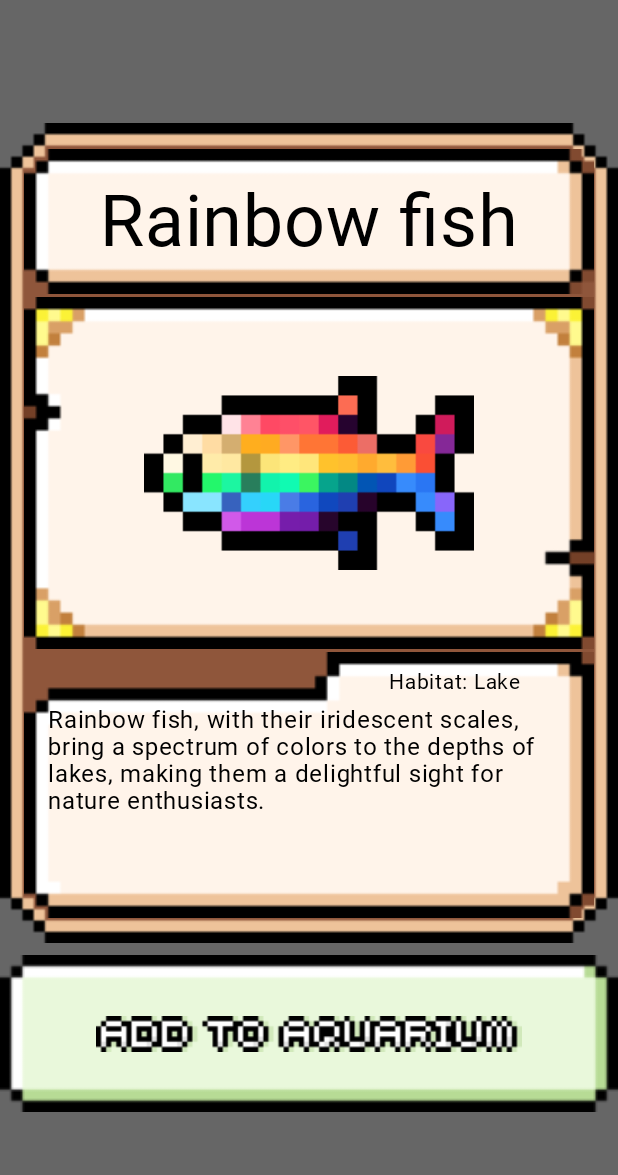
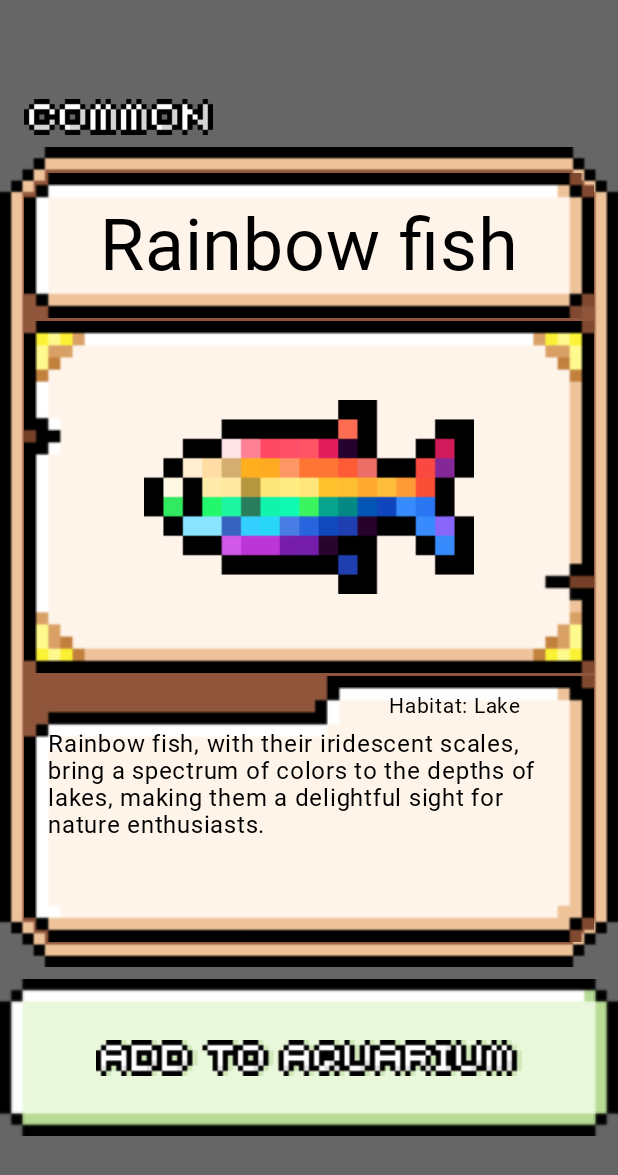
Before and after one commit to kwakyongwoo/Aquarium-Widget-Android, an Android app built with Jetpack Compose: the @Preview function FishDialogPreviewHeight, on a phone screen of 412 x 824 dp. Shown: the top 1175 px of the screen. Run offline under Robolectric (Android 15) with nearby library versions, the phone set to English and light mode, and no system bars; our stand-ins replace Dagger/Hilt's generated code; Roboto replaces fonts that are not available here.

Commit message:
[feature] FishDetailDialog - add rarity title

```diff
--- a/feature/fish/src/main/kotlin/com/dyddyd/aquariumwidget/feature/fish/FishDialog.kt
+++ b/feature/fish/src/main/kotlin/com/dyddyd/aquariumwidget/feature/fish/FishDialog.kt
@@ -1,12 +1,14 @@
 package com.dyddyd.aquariumwidget.feature.fish
 
 import android.util.Log
+import androidx.compose.foundation.Image
 import androidx.compose.foundation.background
 import androidx.compose.foundation.layout.Arrangement
 import androidx.compose.foundation.layout.Box
 import androidx.compose.foundation.layout.Column
 import androidx.compose.foundation.layout.Spacer
 import androidx.compose.foundation.layout.aspectRatio
+import androidx.compose.foundation.layout.fillMaxHeight
 import androidx.compose.foundation.layout.fillMaxWidth
 import androidx.compose.foundation.layout.height
 import androidx.compose.foundation.layout.padding
@@ -63,6 +65,15 @@ fun FishDialog(
 
     Dialog(onDismissRequest = { onDismiss() }) {
         Column(verticalArrangement = Arrangement.spacedBy(8.dp)) {
+            if (uiState is FishDialogUiState.Success) {
+                Image(
+                    painter = getPainterByName(name = "fish_detail_title_$rarity"),
+                    contentDescription = "Fish Detail Title",
+                    modifier = Modifier.height(24.dp).padding(horizontal = 16.dp),
+                    contentScale = ContentScale.FillHeight
+                )
+            }
+
             Box(contentAlignment = Alignment.Center) {
                 ImageMaxWidth(painter = getPainterByName(name = "fish_detail_background_$rarity"))
 
@@ -202,7 +213,9 @@ private fun addRemoveButton(
         ImageMaxWidth(
             painter = painterResource(id = if (isInAquarium) R.drawable.feature_fish_detail_del_text else R.drawable.feature_fish_detail_add_text),
             contentDescription = "Fish Add/Remove Text",
-            modifier = if (isInAquarium) Modifier.padding(horizontal = 32.dp) else Modifier.padding(horizontal = 64.dp)
+            modifier = if (isInAquarium) Modifier.padding(horizontal = 32.dp) else Modifier.padding(
+                horizontal = 64.dp
+            )
         )
     }
 }
```
Also changed, not shown: core/ui/src/main/res/drawable/core_ui_fish_detail_title_common.png (added), core/ui/src/main/res/drawable/core_ui_fish_detail_title_epic.png (added), core/ui/src/main/res/drawable/core_ui_fish_detail_title_legendary.png (added), core/ui/src/main/res/drawable/core_ui_fish_detail_title_rare.png (added), core/ui/src/main/res/drawable/core_ui_fish_detail_title_uncommon.png (added).
